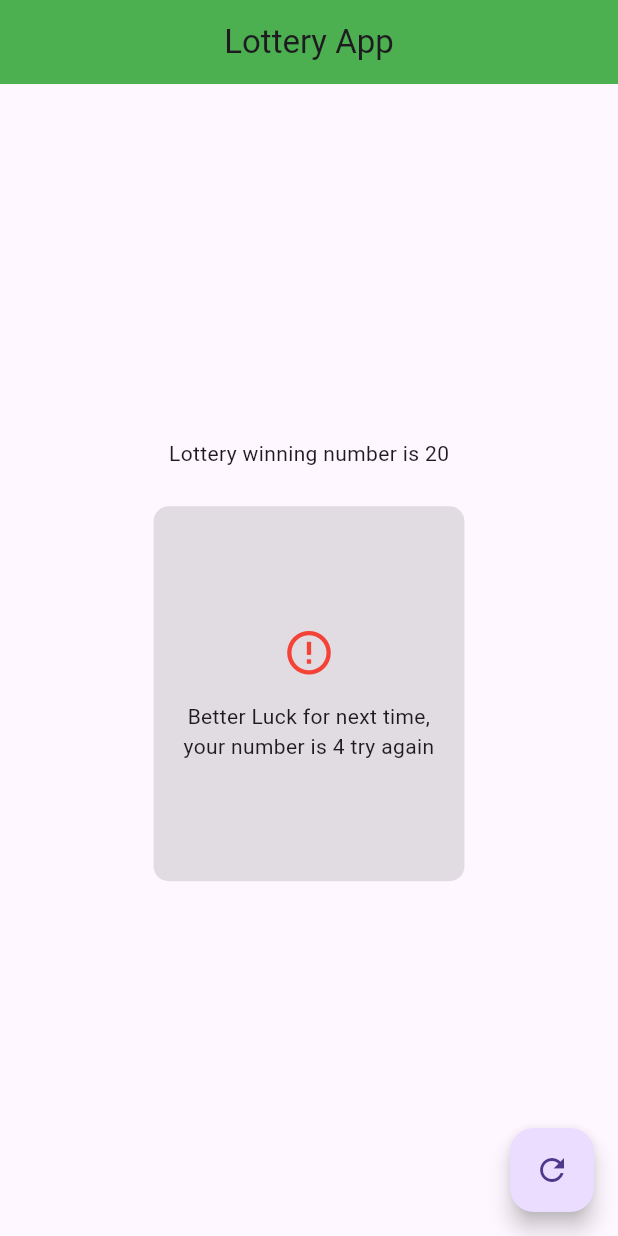
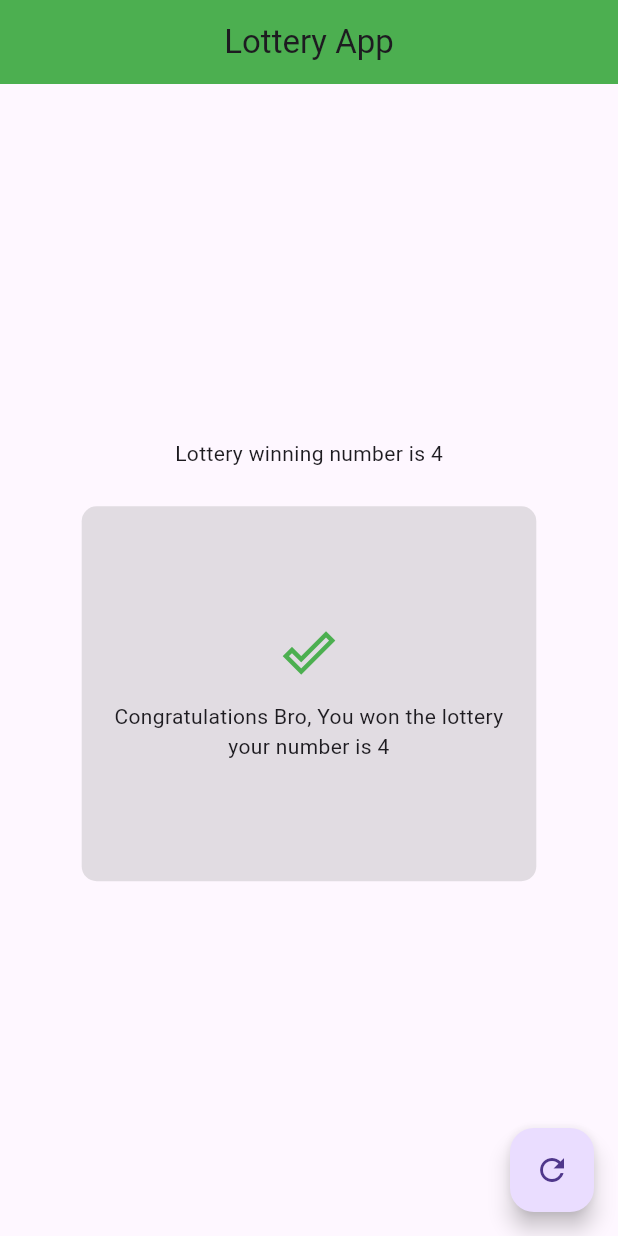
Before and after one commit to emon22830/Lottery_app, a Flutter app: the screen it shows after launch, after a tap on the "refresh" icon, on a phone screen of 412 x 824 dp. Run offline on Flutter 3.47's test engine with Material 3 defaults, Android fonts, the phone set to English and light mode, and no system bars.

```diff
--- a/lib/main.dart
+++ b/lib/main.dart
@@ -20,6 +20,7 @@ class _LotteryAppState extends State<LotteryApp> {
   @override
   Widget build(BuildContext context) {
     return MaterialApp(
+      debugShowCheckedModeBanner: false,
       home: Scaffold(
         appBar: AppBar(
           backgroundColor: Colors.green,
@@ -30,7 +31,7 @@ class _LotteryAppState extends State<LotteryApp> {
           mainAxisAlignment: MainAxisAlignment.center,
           crossAxisAlignment: CrossAxisAlignment.center,
           children: [
-            Center(child: Text('Lottery winning number is $x')),
+            Center(child: Text('Lottery winning number is 4')),
             SizedBox(
               height: 25,
             ),
@@ -42,7 +43,26 @@ class _LotteryAppState extends State<LotteryApp> {
                 ),
                 child: Padding(
                   padding: const EdgeInsets.all(20.0),
-                  child: Column(
+                  child:x==4?
+                  Column(
+                    mainAxisAlignment: MainAxisAlignment.center,
+                    crossAxisAlignment: CrossAxisAlignment.center,
+                    children: [
+                      Icon(
+                        Icons.done_outline,
+                        size: 35,
+                        color: Colors.green,
+                      ),
+                      SizedBox(
+                        height: 15,
+                      ),
+                      Text(
+                        'Congratulations Bro, You won the lottery \nyour number is $x',
+                        textAlign: TextAlign.center,
+                      ),
+                    ],
+                  ):
+                  Column(
                     mainAxisAlignment: MainAxisAlignment.center,
                     crossAxisAlignment: CrossAxisAlignment.center,
                     children: [
@@ -55,7 +75,7 @@ class _LotteryAppState extends State<LotteryApp> {
                         height: 15,
                       ),
                       Text(
-                        'Better Luck for next time, \nyour number is 4 try again',
+                        'Better Luck for next time, \nyour number is $x try again',
                         textAlign: TextAlign.center,
                       ),
                     ],
@@ -66,7 +86,7 @@ class _LotteryAppState extends State<LotteryApp> {
         floatingActionButton: FloatingActionButton(
           onPressed: () {
             // print(random.nextInt(10).toString());
-            x = random.nextInt(100);
+            x = random.nextInt(6);
             print(x);
             setState(() {
 
```
